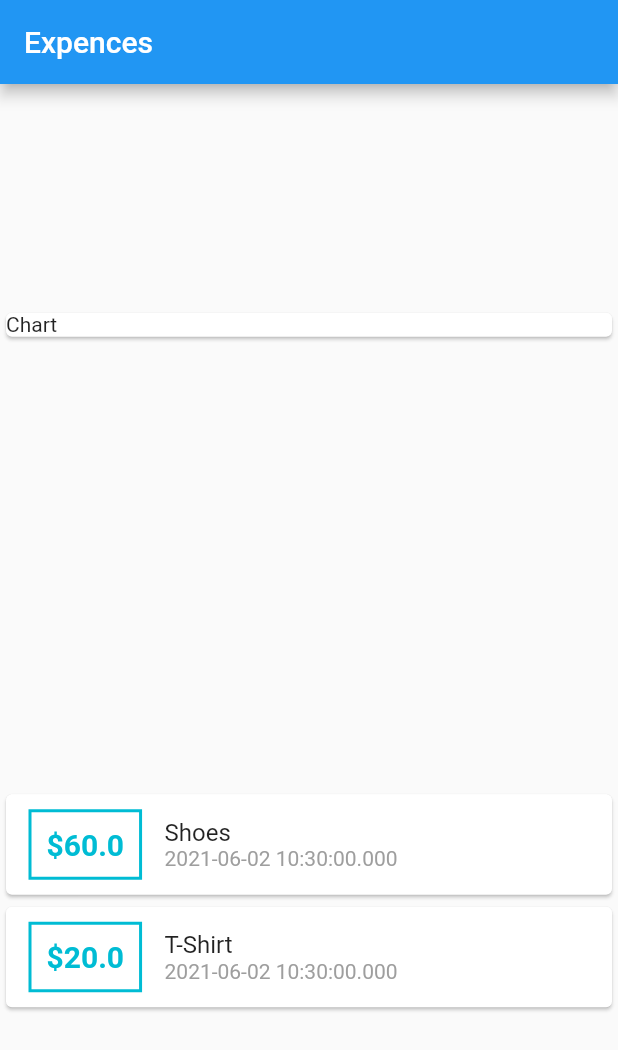
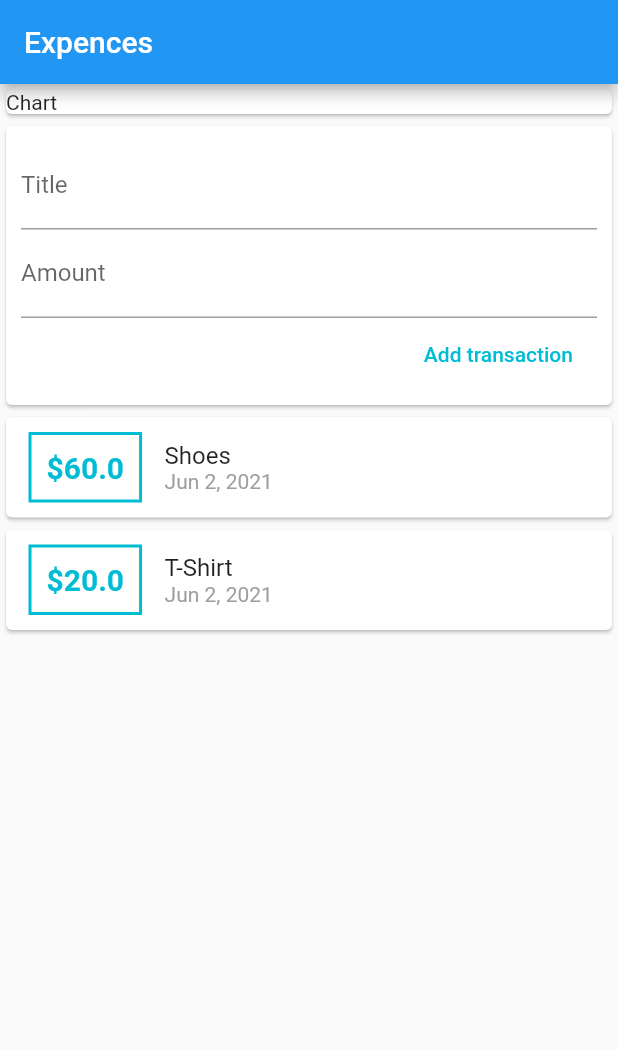
Before and after one commit to tebasp/CursoFlutter, a Flutter app: the screen it shows after launch, on a phone screen of 412 x 824 dp. Shown: the top 1050 px of the screen. Run offline on Flutter 3.47's test engine with Material 2 defaults, Android fonts, the phone set to English and light mode, and no system bars.

Commit message:
Adding app to widgets

```diff
--- a/expenses_app/lib/main.dart
+++ b/expenses_app/lib/main.dart
@@ -1,17 +1,12 @@
 import 'package:flutter/material.dart';
 
-import './transaction.dart';
+import './widgets/user_transactions.dart';
 
 void main() {
   runApp(MyApp());
 }
 
 class MyApp extends StatelessWidget {
-  final List<Transaction> transactions = [
-    Transaction(id: 't1', title: 'Shoes', amount: 60, date: DateTime.now()),
-    Transaction(id: 't2', title: 'T-Shirt', amount: 20, date: DateTime.now()),
-  ];
-
   // This widget is the root of your application.
   @override
   Widget build(BuildContext context) {
@@ -20,8 +15,9 @@
       appBar: AppBar(
         title: Text('Expences'),
       ),
-      body: Column(
-        mainAxisAlignment: MainAxisAlignment.spaceAround,
+      body: SingleChildScrollView(
+        child: Column(
+          // mainAxisAlignment: MainAxisAlignment.spaceAround,
           crossAxisAlignment: CrossAxisAlignment.stretch,
           children: [
             Container(
@@ -30,41 +26,9 @@
                 child: Text('Chart'),
               ),
             ),
-          Column(
-            children: transactions.map((tx) {
-              return Card(
-                  child: Row(
-                children: [
-                  Container(
-                    margin: EdgeInsets.symmetric(vertical: 10, horizontal: 15),
-                    padding: EdgeInsets.all(10),
-                    decoration: BoxDecoration(
-                        border: Border.all(color: Colors.cyan, width: 2)),
-                    // No es necesario .toString, interpolation llama al toString
-                    child: Text('\$${tx.amount}',
-                        style: TextStyle(
-                            fontWeight: FontWeight.bold,
-                            fontSize: 20,
-                            color: Colors.cyan)),
+            UserTransactions()
+          ],
         ),
-                  Column(
-                    crossAxisAlignment: CrossAxisAlignment.start,
-                    children: [
-                      Text(
-                        tx.title,
-                        style: TextStyle(fontSize: 16),
-                      ),
-                      Text(
-                        tx.date.toString(),
-                        style: TextStyle(color: Colors.grey),
-                      )
-                    ],
-                  )
-                ],
-              ));
-            }).toList(),
-          )
-        ],
       ),
     ));
   }
--- /dev/null
+++ b/expenses_app/lib/widgets/new_transaction.dart
@@ -0,0 +1,35 @@
+import 'package:flutter/material.dart';
+
+class NewTransaction extends StatelessWidget {
+  final Function addTransaction;
+  final titleController = TextEditingController();
+  final amountController = TextEditingController();
+
+  NewTransaction(this.addTransaction);
+
+  @override
+  Widget build(BuildContext context) {
+    return Card(
+      child: Container(
+          padding: EdgeInsets.all(10),
+          child: Column(
+            crossAxisAlignment: CrossAxisAlignment.end,
+            children: [
+              TextField(
+                decoration: InputDecoration(labelText: 'Title'),
+                controller: titleController,
+              ),
+              TextField(
+                  decoration: InputDecoration(labelText: 'Amount'),
+                  controller: amountController),
+              FlatButton(
+                onPressed: () => addTransaction(
+                    titleController.text, double.parse(amountController.text)),
+                child: Text('Add transaction'),
+                textColor: Colors.cyan,
+              )
+            ],
+          )),
+    );
+  }
+}
--- /dev/null
+++ b/expenses_app/lib/widgets/transaction_list.dart
@@ -0,0 +1,53 @@
+import 'package:flutter/material.dart';
+import 'package:intl/intl.dart';
+
+import '../models/transaction.dart';
+
+class TransactionList extends StatelessWidget {
+  final List<Transaction> transactions;
+
+  TransactionList(this.transactions);
+
+  @override
+  Widget build(BuildContext context) {
+    return Container(
+      height: 300,
+      child: SingleChildScrollView(
+        child: Column(
+          children: transactions.map((tx) {
+            return Card(
+                child: Row(
+              children: [
+                Container(
+                  margin: EdgeInsets.symmetric(vertical: 10, horizontal: 15),
+                  padding: EdgeInsets.all(10),
+                  decoration: BoxDecoration(
+                      border: Border.all(color: Colors.cyan, width: 2)),
+                  // No es necesario .toString, interpolation llama al toString
+                  child: Text('\$${tx.amount}',
+                      style: TextStyle(
+                          fontWeight: FontWeight.bold,
+                          fontSize: 20,
+                          color: Colors.cyan)),
+                ),
+                Column(
+                  crossAxisAlignment: CrossAxisAlignment.start,
+                  children: [
+                    Text(
+                      tx.title,
+                      style: TextStyle(fontSize: 16),
+                    ),
+                    Text(
+                      DateFormat.yMMMd().format(tx.date),
+                      style: TextStyle(color: Colors.grey),
+                    )
+                  ],
+                )
+              ],
+            ));
+          }).toList(),
+        ),
+      ),
+    );
+  }
+}
--- /dev/null
+++ b/expenses_app/lib/widgets/user_transactions.dart
@@ -0,0 +1,37 @@
+import 'package:flutter/material.dart';
+
+import './new_transaction.dart';
+import './transaction_list.dart';
+import '../models/transaction.dart';
+
+class UserTransactions extends StatefulWidget {
+  @override
+  _UserTransactionsState createState() => _UserTransactionsState();
+}
+
+class _UserTransactionsState extends State<UserTransactions> {
+  final List<Transaction> _userTransactions = [
+    Transaction(id: 't1', title: 'Shoes', amount: 60, date: DateTime.now()),
+    Transaction(id: 't2', title: 'T-Shirt', amount: 20, date: DateTime.now()),
+  ];
+
+  void addNewTransaction(String txTitle, double txAmount) {
+    final newTx = Transaction(
+        id: DateTime.now().toString(),
+        title: txTitle,
+        amount: txAmount,
+        date: DateTime.now());
+
+    setState(() {
+      _userTransactions.add(newTx);
+    });
+  }
+
+  @override
+  Widget build(BuildContext context) {
+    return Column(children: [
+      NewTransaction(addNewTransaction),
+      TransactionList(_userTransactions)
+    ]);
+  }
+}
--- a/expenses_app/pubspec.yaml
+++ b/expenses_app/pubspec.yaml
@@ -28,6 +28,7 @@
   # The following adds the Cupertino Icons font to your application.
   # Use with the CupertinoIcons class for iOS style icons.
   cupertino_icons: ^1.0.2
+  intl: ^0.17.0
 
 dev_dependencies:
   flutter_test:
```
Also changed, not shown: expenses_app/lib/models/transaction.dart (renamed from expenses_app/lib/transaction.dart), expenses_app/pubspec.lock. Lines whose indentation alone changed are shown as unchanged.
